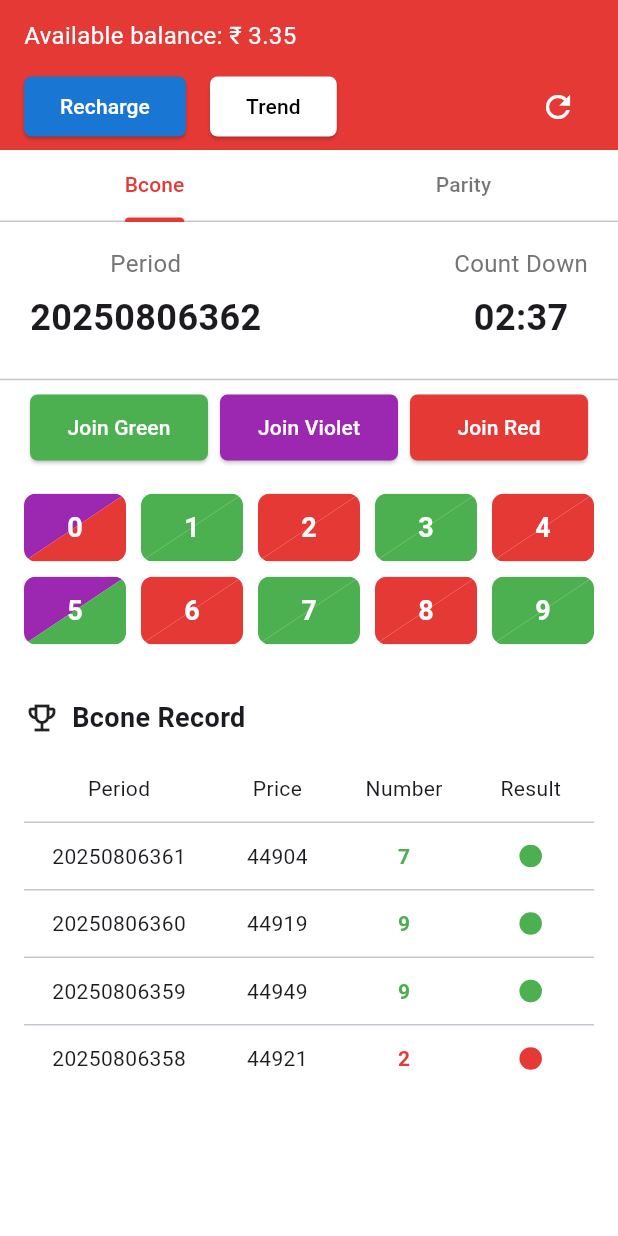
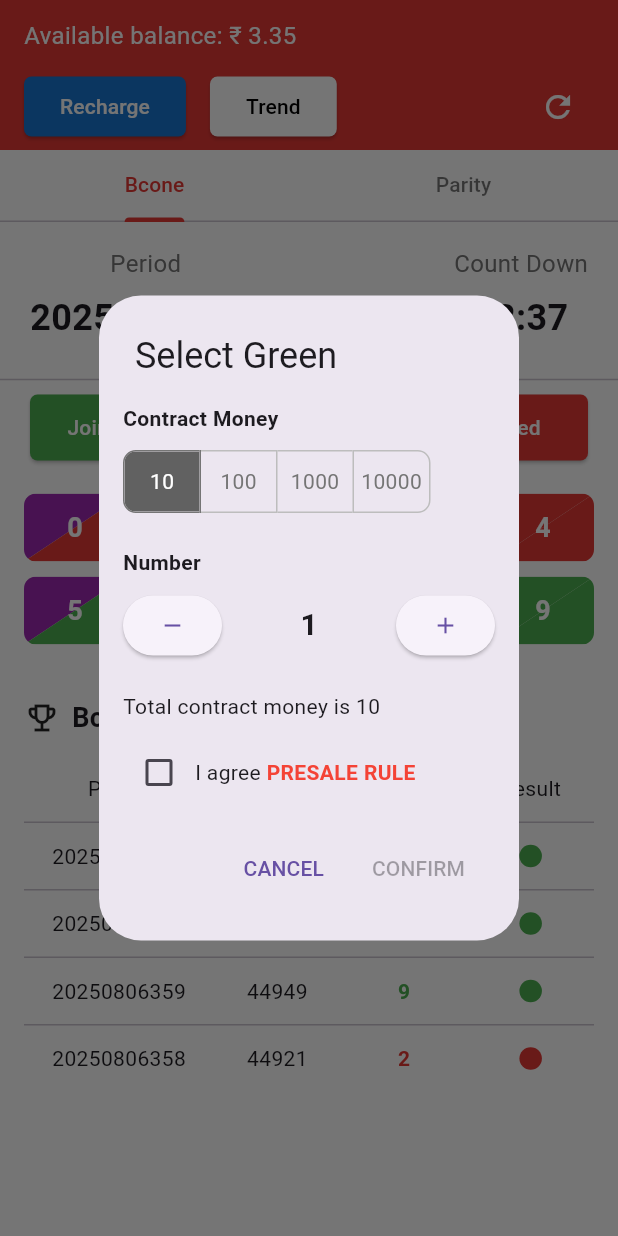
Before and after one commit to sahebbali/Color-Predection-Game-Flutter, a Flutter app: the GameScreen screen opened directly, after a tap on "Join Green", on a phone screen of 412 x 824 dp. Run offline on Flutter 3.47's test engine with Material 3 defaults, Android fonts, the phone set to English and light mode, and no system bars; our stand-ins replace flutter_native_splash, get, iconsax.

Commit message:
confirmation dialog

```diff
--- /dev/null
+++ b/lib/screens/game/widgets/confirmation_dialog.dart
@@ -0,0 +1,188 @@
+import 'package:flutter/material.dart';
+
+// import 'package:your_app/utils/app_colors.dart';
+
+// The function is now public (no underscore)
+void showConfirmationDialog(BuildContext context, String selection) {
+  // --- State variables for the dialog ---
+  final List<int> contractMoneyOptions = [10, 100, 1000, 10000];
+  int selectedContractMoney = contractMoneyOptions[0]; // Default to 10
+  int quantity = 1;
+  bool isAgreed = false;
+
+  showDialog(
+    context: context,
+    builder: (BuildContext context) {
+      // Use StatefulBuilder to manage state within the dialog
+      return StatefulBuilder(
+        builder: (context, setState) {
+          int totalContractMoney = selectedContractMoney * quantity;
+
+          return AlertDialog(
+            title: Text("Select $selection"), // Dynamic title
+            contentPadding: const EdgeInsets.all(16.0),
+            content: SingleChildScrollView(
+              child: Column(
+                mainAxisSize: MainAxisSize.min,
+                crossAxisAlignment: CrossAxisAlignment.start,
+                children: [
+                  // --- Contract Money Section ---
+                  const Text(
+                    "Contract Money",
+                    style: TextStyle(fontWeight: FontWeight.bold),
+                  ),
+                  const SizedBox(height: 8),
+                  SizedBox(
+                    // Wrap with SizedBox to allow it to fill the width
+                    width: double.infinity,
+                    child: ToggleButtons(
+                      // List of widgets to display for each button
+                      children: contractMoneyOptions
+                          .map((amount) => Text('$amount'))
+                          .toList(),
+
+                      // The core logic: A list of booleans to say which button is active
+                      isSelected: contractMoneyOptions
+                          .map((amount) => selectedContractMoney == amount)
+                          .toList(),
+
+                      // The callback when a button is tapped
+                      onPressed: (int index) {
+                        // The index of the tapped button is provided.
+                        // Update the state with the new selected amount.
+                        setState(() {
+                          selectedContractMoney = contractMoneyOptions[index];
+                        });
+                      },
+
+                      // --- Styling to match your image ---
+                      borderRadius: BorderRadius.circular(8.0),
+
+                      // Colors for the SELECTED button
+                      fillColor: Colors
+                          .grey[700], // Background color of the selected button
+                      selectedColor:
+                          Colors.white, // Text color of the selected button
+                      // Colors for the UNSELECTED buttons
+                      color:
+                          Colors.grey[600], // Text color of unselected buttons
+                      // Border styling
+                      borderColor: Colors.grey[400],
+                      selectedBorderColor: Colors.grey[600],
+                      borderWidth: 1.0,
+
+                      // Ensures the buttons are reasonably sized
+                      constraints: const BoxConstraints(
+                        minHeight: 40.0,
+                        minWidth: 50.0, // Adjust this if needed
+                      ),
+                    ),
+                  ),
+                  const SizedBox(height: 20),
+
+                  // --- Quantity Selector Section ---
+                  const Text(
+                    "Number",
+                    style: TextStyle(fontWeight: FontWeight.bold),
+                  ),
+                  const SizedBox(height: 8),
+                  Row(
+                    mainAxisAlignment: MainAxisAlignment.spaceBetween,
+                    children: [
+                      // Decrease Button
+                      ElevatedButton(
+                        onPressed: () {
+                          setState(() {
+                            if (quantity > 1) {
+                              quantity--;
+                            }
+                          });
+                        },
+                        child: const Icon(Icons.remove),
+                      ),
+                      // Quantity Display
+                      Padding(
+                        padding: const EdgeInsets.symmetric(horizontal: 24.0),
+                        child: Text(
+                          '$quantity',
+                          style: const TextStyle(
+                            fontSize: 20,
+                            fontWeight: FontWeight.bold,
+                          ),
+                        ),
+                      ),
+                      // Increase Button
+                      ElevatedButton(
+                        onPressed: () {
+                          setState(() {
+                            quantity++;
+                          });
+                        },
+                        child: const Icon(Icons.add),
+                      ),
+                    ],
+                  ),
+                  const SizedBox(height: 20),
+
+                  // --- Total Money Display ---
+                  Text("Total contract money is $totalContractMoney"),
+                  const SizedBox(height: 10),
+
+                  // --- Agreement Checkbox ---
+                  Row(
+                    children: [
+                      Checkbox(
+                        value: isAgreed,
+                        onChanged: (bool? value) {
+                          setState(() {
+                            isAgreed = value ?? false;
+                          });
+                        },
+                      ),
+                      Flexible(
+                        child: RichText(
+                          text: TextSpan(
+                            style: DefaultTextStyle.of(context).style,
+                            children: const <TextSpan>[
+                              TextSpan(text: 'I agree '),
+                              TextSpan(
+                                text: 'PRESALE RULE',
+                                style: TextStyle(
+                                  color: Colors.red,
+                                  fontWeight: FontWeight.bold,
+                                ),
+                              ),
+                            ],
+                          ),
+                        ),
+                      ),
+                    ],
+                  ),
+                ],
+              ),
+            ),
+            actions: [
+              TextButton(
+                child: const Text("CANCEL"),
+                onPressed: () {
+                  Navigator.of(context).pop();
+                },
+              ),
+              TextButton(
+                onPressed: isAgreed
+                    ? () {
+                        print(
+                          "Confirmed! Selection: $selection, Money: $selectedContractMoney, Quantity: $quantity, Total: $totalContractMoney",
+                        );
+                        Navigator.of(context).pop();
+                      }
+                    : null,
+                child: const Text("CONFIRM"),
+              ),
+            ],
+          );
+        },
+      );
+    },
+  );
+}
--- a/lib/screens/game/widgets/number_buttons_grid.dart
+++ b/lib/screens/game/widgets/number_buttons_grid.dart
@@ -2,6 +2,7 @@ import 'package:color_predection_game/screens/game/controllers/game_controller.d
 import 'package:flutter/material.dart';
 import 'package:get/get.dart';
 import '../../../utils/app_colors.dart';
+import './confirmation_dialog.dart';
 
 class NumberButtonsGrid extends StatelessWidget {
   const NumberButtonsGrid({super.key});
@@ -29,7 +30,7 @@ class NumberButtonsGrid extends StatelessWidget {
                   isGameDisabled,
                   () {
                     // Add your logic for joining green
-                    print('Join Green pressed');
+                    showConfirmationDialog(context, 'Green');
                   },
                 ),
                 _buildColorButton(
@@ -39,6 +40,7 @@ class NumberButtonsGrid extends StatelessWidget {
                   () {
                     // Add your logic for joining violet
                     print('Join Violet pressed');
+                    showConfirmationDialog(context, 'Violet');
                   },
                 ),
                 _buildColorButton(
@@ -47,7 +49,7 @@ class NumberButtonsGrid extends StatelessWidget {
                   isGameDisabled,
                   () {
                     // Add your logic for joining red
-                    print('Join Red pressed');
+                    showConfirmationDialog(context, 'Red');
                   },
                 ),
               ],
@@ -72,7 +74,7 @@ class NumberButtonsGrid extends StatelessWidget {
                 // Pass the disabled status to the button builder
                 return _buildNumberButton(index, isGameDisabled, () {
                   // Add your logic for number button press
-                  print('Button $index pressed');
+                  showConfirmationDialog(context, 'Number $index');
                 });
               },
             );
```
